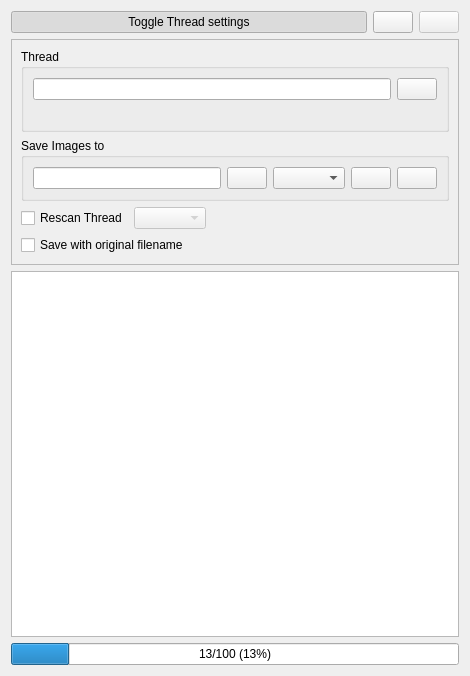
First picture: the form in gui/uiimageoverview.ui, repository chrisdevchroma/fourchan-dl, before the edit.
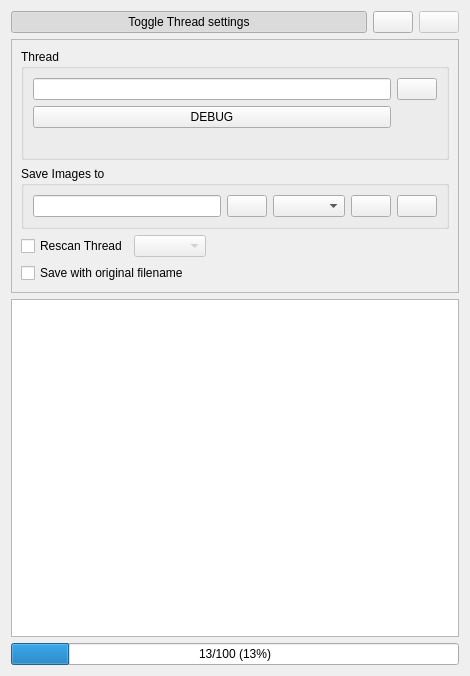
Second picture: the form after the edit. Icons and pictures are not drawn. Custom widgets are drawn as their Qt base class.

Patch:
```diff
--- a/gui/uiimageoverview.ui
+++ b/gui/uiimageoverview.ui
@@ -65,7 +65,7 @@
      </item>
     </layout>
    </item>
-   <item row="1" column="0">
+   <item row="2" column="0">
     <widget class="QFrame" name="frame">
      <property name="frameShape">
       <enum>QFrame::StyledPanel</enum>
@@ -101,13 +101,20 @@
            </property>
           </widget>
          </item>
-         <item row="1" column="0" colspan="2">
+         <item row="2" column="0" colspan="2">
           <widget class="QLabel" name="lTitle">
            <property name="text">
             <string/>
            </property>
           </widget>
          </item>
+         <item row="1" column="0">
+          <widget class="QPushButton" name="btnDebug">
+           <property name="text">
+            <string>DEBUG</string>
+           </property>
+          </widget>
+         </item>
         </layout>
        </widget>
       </item>
@@ -213,7 +220,7 @@
      </layout>
     </widget>
    </item>
-   <item row="2" column="0">
+   <item row="3" column="0">
     <widget class="ThumbnailView" name="listWidget">
      <property name="contextMenuPolicy">
       <enum>Qt::CustomContextMenu</enum>
@@ -256,7 +263,7 @@
      </property>
     </widget>
    </item>
-   <item row="3" column="0">
+   <item row="4" column="0">
     <widget class="QProgressBar" name="progressBar">
      <property name="enabled">
       <bool>true</bool>
```
Left out of the diff: 22 changed lines with no effect on the pictures.
